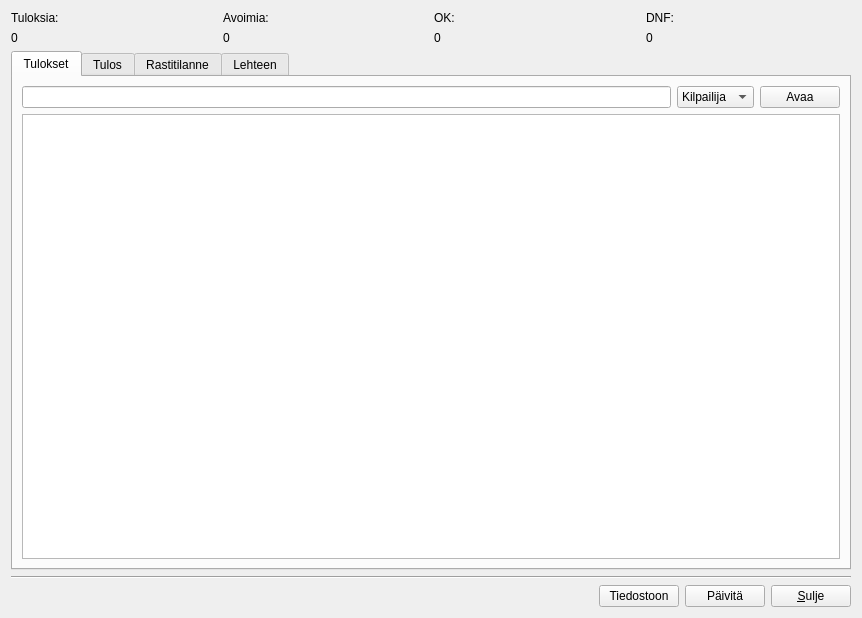
Before: the Qt Designer form gui/form/tuloksetform.ui in Hatell/Tulospalvelu, drawn with Qt 5.
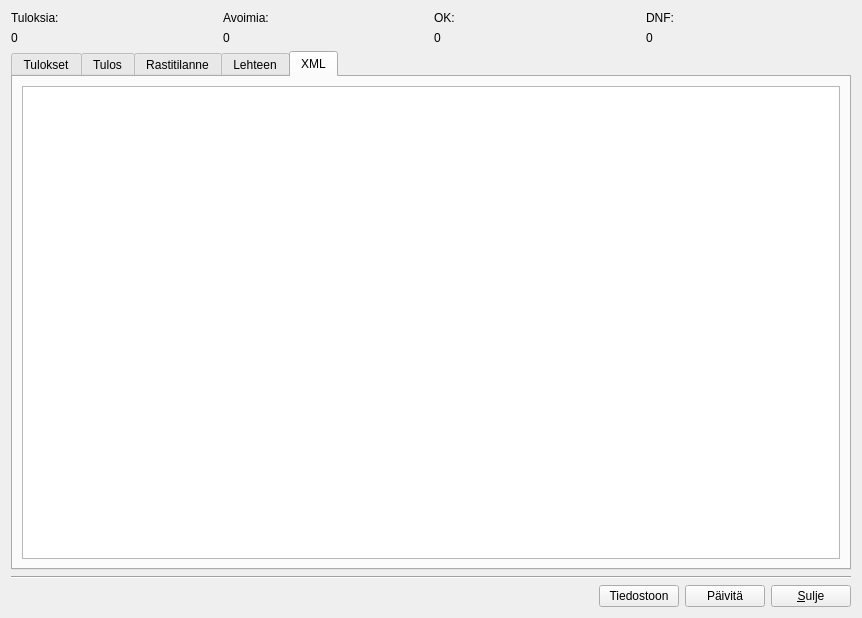
After: the same form once the commit is applied.

What changed in the file:
```diff
--- a/gui/form/tuloksetform.ui
+++ b/gui/form/tuloksetform.ui
@@ -77,7 +77,7 @@
    <item>
     <widget class="QTabWidget" name="tabWidget">
      <property name="currentIndex">
-      <number>0</number>
+      <number>4</number>
      </property>
      <widget class="QWidget" name="tab_4">
       <attribute name="title">
@@ -188,6 +188,16 @@
        </item>
       </layout>
      </widget>
+     <widget class="QWidget" name="tab_5">
+      <attribute name="title">
+       <string>XML</string>
+      </attribute>
+      <layout class="QVBoxLayout" name="verticalLayout_6">
+       <item>
+        <widget class="QPlainTextEdit" name="xmlEdit"/>
+       </item>
+      </layout>
+     </widget>
     </widget>
    </item>
    <item>
```
